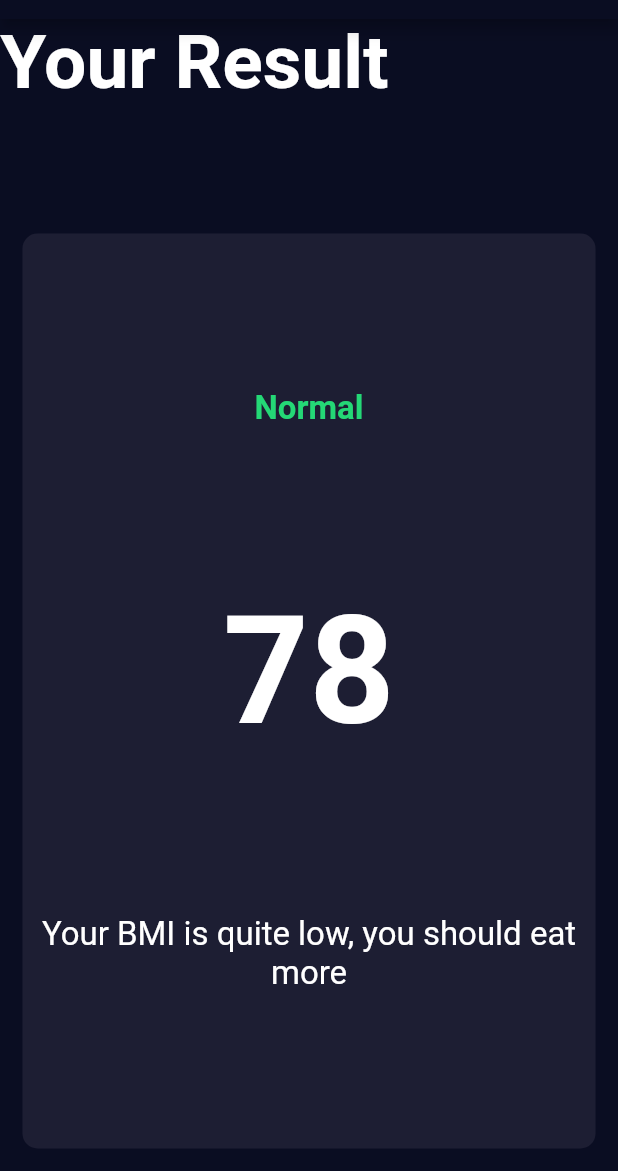
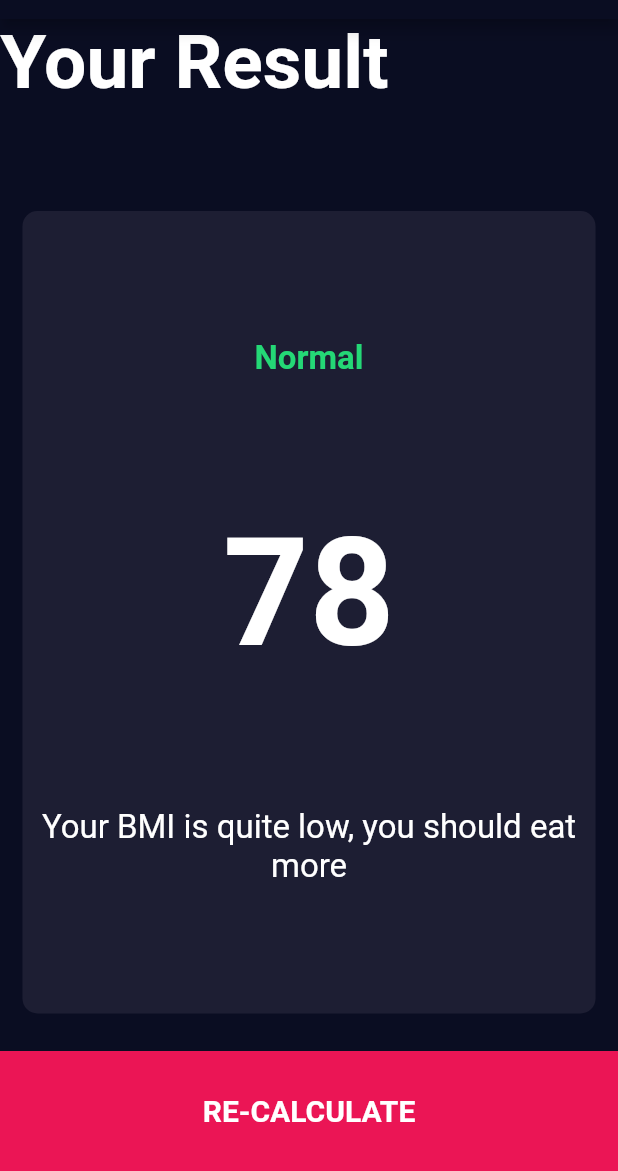
Before and after one commit to OstrichFarmer/bmi---calculator, a Flutter app: the screen it shows after launch, after a tap on "CALCULATE YOUR BMI", on a phone screen of 412 x 824 dp, the part 65-1236 px from its top. Run offline on Flutter 3.47's test engine with Material 2 defaults, Android fonts, the phone set to English and light mode, and no system bars; our stand-ins replace font_awesome_flutter.

Commit message:
finished the re-calculate button

```diff
--- a/lib/input_page.dart
+++ b/lib/input_page.dart
@@ -1,3 +1,4 @@
+import 'package:bmi_calculator/bottom_button.dart';
 import 'package:bmi_calculator/result_page.dart';
 
 import '../../round_icon_button.dart';
@@ -216,29 +217,3 @@ class _InputPageState extends State<InputPage> {
     );
   }
 }
-
-class BottomButton extends StatelessWidget {
-  BottomButton({@required this.onTap, @required this.buttonTitle});
-
-  final Function onTap;
-  final String buttonTitle;
-
-  @override
-  Widget build(BuildContext context) {
-    return GestureDetector(
-      onTap: onTap,
-      child: Container(
-        child: const Center(
-          child: Text(
-            buttonTitle,
-            style: kLargeButtonTextStyle,
-          ),
-        ),
-        height: kBottomContainerHeight,
-        width: double.infinity,
-        color: kBottomContainerColor,
-        margin: const EdgeInsets.only(top: 10),
-      ),
-    );
-  }
-}
--- a/lib/result_page.dart
+++ b/lib/result_page.dart
@@ -1,3 +1,5 @@
+import 'package:bmi_calculator/bottom_button.dart';
+import 'package:bmi_calculator/input_page.dart';
 import 'package:bmi_calculator/reusable_card.dart';
 
 import '../../constants.dart';
@@ -46,6 +48,11 @@ class ResultPage extends StatelessWidget {
               ),
             ),
           ),
+          BottomButton(
+              onTap: () {
+                Navigator.pop(context);
+              },
+              buttonTitle: 'RE-CALCULATE')
         ],
       ),
     );
```
